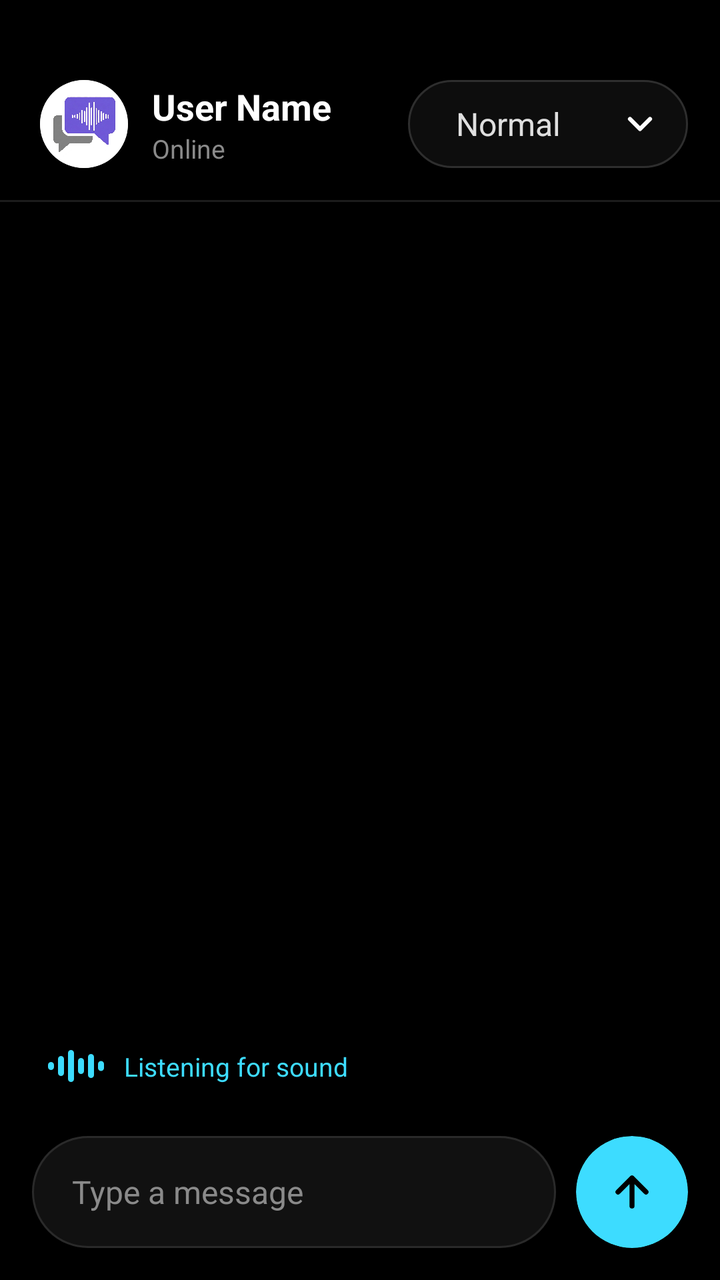
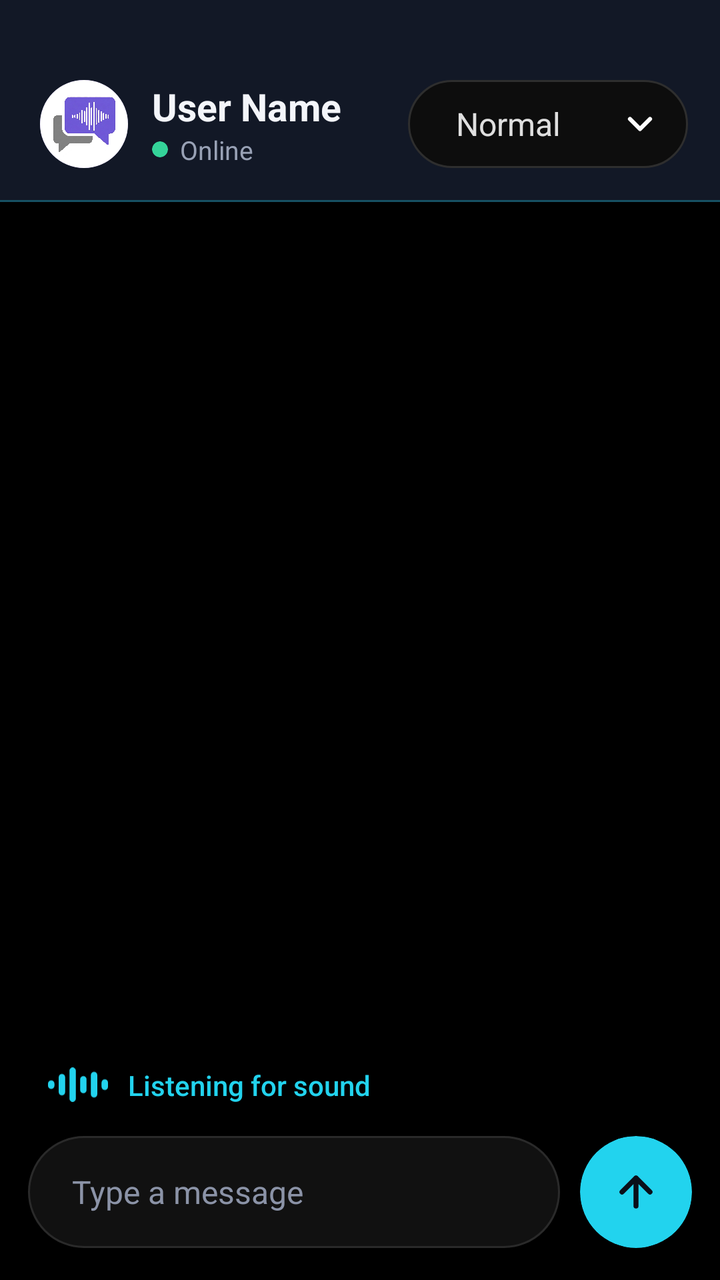

The first picture is an Android layout as it rendered before a commit; the second is the same layout after the commit. The layout source and the unified diff follow.
<!-- AndroidManifest.xml: application theme Theme.GibberChat -->
<!-- res/layout/activity_main.xml -->
<?xml version="1.0" encoding="utf-8"?>
<androidx.constraintlayout.widget.ConstraintLayout
    xmlns:android="http://schemas.android.com/apk/res/android"
    xmlns:app="http://schemas.android.com/apk/res-auto"
    xmlns:tools="http://schemas.android.com/tools"
    android:layout_width="match_parent"
    android:layout_height="match_parent"
    android:background="@drawable/bg_main_gradient">

    
    <View
        android:id="@+id/header_curve"
        android:layout_width="140dp"
        android:layout_height="44dp"
        android:layout_marginTop="40dp"
        android:layout_marginEnd="16dp"
        android:background="@drawable/bg_header_curve"
        app:layout_constraintTop_toTopOf="parent"
        app:layout_constraintEnd_toEndOf="parent" />

    
    <ImageView
        android:id="@+id/iconChevron"
        android:layout_width="20dp"
        android:layout_height="20dp"
        android:layout_marginEnd="14dp"
        android:src="@drawable/ic_chevron_down"
        android:importantForAccessibility="no"
        app:layout_constraintEnd_toEndOf="@id/header_curve"
        app:layout_constraintTop_toTopOf="@id/header_curve"
        app:layout_constraintBottom_toBottomOf="@id/header_curve" />

    
    <Spinner
        android:id="@+id/spinnerProtocol"
        android:layout_width="0dp"
        android:layout_height="0dp"
        android:theme="@android:style/ThemeOverlay.Material.Dark"
        android:entries="@array/protocol_items"
        android:background="@null"
        android:popupBackground="@drawable/bg_spinner_popup"
        android:dropDownVerticalOffset="8dp"
        android:paddingStart="16dp"
        android:paddingEnd="38dp"
        app:layout_constraintStart_toStartOf="@id/header_curve"
        app:layout_constraintEnd_toEndOf="@id/header_curve"
        app:layout_constraintTop_toTopOf="@id/header_curve"
        app:layout_constraintBottom_toBottomOf="@id/header_curve" />

    
    <androidx.cardview.widget.CardView
        android:id="@+id/cardAvatar"
        android:layout_width="44dp"
        android:layout_height="44dp"
        android:layout_marginStart="20dp"
        android:layout_marginTop="40dp"
        app:cardCornerRadius="22dp"
        app:cardElevation="0dp"
        app:cardBackgroundColor="#FFFFFF"
        app:layout_constraintStart_toStartOf="parent"
        app:layout_constraintTop_toTopOf="parent">

        <ImageView
            android:id="@+id/imgAvatar"
            android:layout_width="match_parent"
            android:layout_height="match_parent"
            android:scaleType="centerCrop"
            android:src="@drawable/app_icon" />
    </androidx.cardview.widget.CardView>

    
    <LinearLayout
        android:layout_width="0dp"
        android:layout_height="wrap_content"
        android:orientation="vertical"
        android:layout_marginStart="12dp"
        android:layout_marginEnd="8dp"
        app:layout_constraintStart_toEndOf="@id/cardAvatar"
        app:layout_constraintEnd_toStartOf="@id/header_curve"
        app:layout_constraintTop_toTopOf="@id/cardAvatar"
        app:layout_constraintBottom_toBottomOf="@id/cardAvatar">

        <EditText
            android:id="@+id/editParams"
            android:layout_width="wrap_content"
            android:layout_height="wrap_content"
            android:background="@null"
            android:text="User Name"
            android:textColor="#FFFFFF"
            android:textStyle="bold"
            android:textSize="18sp"
            android:inputType="textPersonName"
            android:maxLines="1" />

        <TextView
            android:layout_width="wrap_content"
            android:layout_height="wrap_content"
            android:text="Online"
            android:textColor="#8A8A8A"
            android:textSize="13sp" />
    </LinearLayout>

    
    <View
        android:id="@+id/divider_header"
        android:layout_width="match_parent"
        android:layout_height="1dp"
        android:layout_marginTop="16dp"
        android:background="#1C1C1C"
        app:layout_constraintTop_toBottomOf="@id/cardAvatar" />

    
    <androidx.recyclerview.widget.RecyclerView
        android:id="@+id/recyclerChat"
        android:layout_width="match_parent"
        android:layout_height="0dp"
        android:paddingStart="20dp"
        android:paddingEnd="20dp"
        android:paddingTop="16dp"
        android:clipToPadding="false"
        app:layout_constraintTop_toBottomOf="@id/divider_header"
        app:layout_constraintBottom_toTopOf="@id/layoutListening" />

    
    <TextView
        android:id="@+id/textLog"
        android:layout_width="match_parent"
        android:layout_height="wrap_content"
        android:gravity="center"
        android:textColor="#8A8A8A"
        android:textSize="10sp"
        app:layout_constraintBottom_toTopOf="@id/layoutListening" />

    
    <LinearLayout
        android:id="@+id/layoutListening"
        android:layout_width="match_parent"
        android:layout_height="wrap_content"
        android:orientation="horizontal"
        android:gravity="center_vertical"
        android:paddingStart="24dp"
        android:paddingEnd="24dp"
        android:paddingBottom="10dp"
        android:background="#000000"
        app:layout_constraintBottom_toTopOf="@id/layoutInput">

        <ImageView
            android:layout_width="28dp"
            android:layout_height="16dp"
            android:src="@drawable/ic_wave"
            android:importantForAccessibility="no" />

        <TextView
            android:layout_width="wrap_content"
            android:layout_height="wrap_content"
            android:layout_marginStart="10dp"
            android:text="Listening for sound"
            android:textColor="#3DDCFF"
            android:textSize="13sp" />
    </LinearLayout>

    
    <LinearLayout
        android:id="@+id/layoutInput"
        android:layout_width="match_parent"
        android:layout_height="wrap_content"
        android:orientation="horizontal"
        android:padding="16dp"
        android:gravity="bottom"
        android:background="#000000"
        app:layout_constraintBottom_toBottomOf="parent">

        <LinearLayout
            android:layout_width="0dp"
            android:layout_height="56dp"
            android:layout_weight="1"
            android:background="@drawable/bg_input_pill"
            android:gravity="center_vertical"
            android:paddingStart="20dp"
            android:paddingEnd="20dp">

            <EditText
                android:id="@+id/editMessage"
                android:layout_width="match_parent"
                android:layout_height="wrap_content"
                android:background="@null"
                android:hint="Type a message"
                android:textColorHint="#8A8A8A"
                android:textColor="#FFFFFF"
                android:textSize="16sp" />
        </LinearLayout>

        <Space android:layout_width="10dp" android:layout_height="wrap_content" />

        
        <androidx.cardview.widget.CardView
            android:layout_width="56dp"
            android:layout_height="56dp"
            app:cardCornerRadius="28dp"
            app:cardBackgroundColor="#3DDCFF"
            app:cardElevation="0dp">

            <ImageView
                android:id="@+id/btnSend"
                android:layout_width="match_parent"
                android:layout_height="match_parent"
                android:padding="16dp"
                android:scaleType="fitCenter"
                android:src="@drawable/ic_send_arrow"
                android:contentDescription="Send message"
                android:clickable="true"
                android:focusable="true"
                android:background="?attr/selectableItemBackground" />
        </androidx.cardview.widget.CardView>
    </LinearLayout>

</androidx.constraintlayout.widget.ConstraintLayout>
<!-- resources referenced by this layout -->
<resources>
  <string-array name="protocol_items">
          <item>Normal</item>
          <item>Fast</item>
          <item>Fastest</item>
          <item>Ultra Fast</item>
          <item>DT</item>
          <item>MT</item>
          <item>DT Fast</item>
          <item>MT Fast</item>
      </string-array>
  <!-- drawable app_icon: png bitmap (drawable, 728945 bytes) -->
  <!-- drawable bg_header_curve (drawable) -->
  <?xml version="1.0" encoding="utf-8"?>
  <shape xmlns:android="http://schemas.android.com/apk/res/android">
      <solid android:color="#0D0D0D" />
      <stroke android:width="1dp" android:color="#2E2E2E" />
      <corners android:radius="22dp" />
  </shape>
  <!-- drawable bg_input_pill (drawable) -->
  <?xml version="1.0" encoding="utf-8"?>
  <shape xmlns:android="http://schemas.android.com/apk/res/android">
      <solid android:color="#111111" />
      <stroke android:width="1dp" android:color="#2A2A2A" />
      <corners android:radius="28dp" />
  </shape>
  <!-- drawable bg_main_gradient (drawable) -->
  <?xml version="1.0" encoding="utf-8"?>
  <shape xmlns:android="http://schemas.android.com/apk/res/android"
      android:shape="rectangle">
      <solid android:color="#000000" />
  </shape>
  <!-- drawable bg_spinner_popup (drawable) -->
  <?xml version="1.0" encoding="utf-8"?>
  <shape xmlns:android="http://schemas.android.com/apk/res/android">
      <solid android:color="#121212" />
      <stroke android:width="1dp" android:color="#2E2E2E" />
      <corners android:radius="16dp" />
  </shape>
  <!-- drawable ic_chevron_down (drawable) -->
  <vector xmlns:android="http://schemas.android.com/apk/res/android"
      android:width="24dp" android:height="24dp"
      android:viewportWidth="24" android:viewportHeight="24">
      <path
          android:pathData="M6,9l6,6 6,-6"
          android:strokeColor="#FFFFFF"
          android:strokeWidth="2.5"
          android:strokeLineCap="round"
          android:strokeLineJoin="round" />
  </vector>
  <!-- drawable ic_send_arrow (drawable) -->
  <vector xmlns:android="http://schemas.android.com/apk/res/android"
      android:width="24dp" android:height="24dp"
      android:viewportWidth="24" android:viewportHeight="24">
      <path
          android:pathData="M12,19V5M5,12l7,-7 7,7"
          android:strokeColor="#000000"
          android:strokeWidth="2.5"
          android:strokeLineCap="round"
          android:strokeLineJoin="round" />
  </vector>
  <!-- drawable ic_wave (drawable) -->
  <vector xmlns:android="http://schemas.android.com/apk/res/android"
      android:width="28dp" android:height="16dp"
      android:viewportWidth="28" android:viewportHeight="16">
      <path
          android:pathData="M1.5,7.5V8.5 M6.5,4.5V11.5 M11.5,1.5V14.5 M16.5,5.5V10.5 M21.5,3.5V12.5 M26.5,7V9"
          android:strokeColor="#3DDCFF"
          android:strokeWidth="3"
          android:strokeLineCap="round" />
  </vector>
  <style name="Theme.GibberChat" parent="Theme.AppCompat.Light.NoActionBar">
          <item name="colorPrimary">@color/main_purple</item>
          <item name="colorPrimaryDark">@color/main_purple</item>
          <item name="colorAccent">@color/light_purple_bubble</item>
          
          
          <item name="android:statusBarColor">@color/white</item>
          <item name="android:windowLightStatusBar">true</item>
      </style>
  <color name="main_purple">#5E5CE6</color>
  <color name="light_purple_bubble">#7A78F0</color>
  <color name="white">#FFFFFF</color>
</resources>

<!-- the commit's change to res/layout/activity_main.xml (unified diff, before → after) -->
@@ -6,6 +6,15 @@
     android:layout_width="match_parent"
     android:layout_height="match_parent"
     android:background="@drawable/bg_main_gradient">
+
+    
+    <View
+        android:id="@+id/headerBg"
+        android:layout_width="match_parent"
+        android:layout_height="0dp"
+        android:background="#121826"
+        app:layout_constraintTop_toTopOf="parent"
+        app:layout_constraintBottom_toBottomOf="@id/divider_header" />
 
     
     <View
@@ -56,7 +65,7 @@
         android:layout_marginTop="40dp"
         app:cardCornerRadius="22dp"
         app:cardElevation="0dp"
-        app:cardBackgroundColor="#FFFFFF"
+        app:cardBackgroundColor="#8B5CF6"
         app:layout_constraintStart_toStartOf="parent"
         app:layout_constraintTop_toTopOf="parent">
 
@@ -86,18 +95,34 @@
             android:layout_height="wrap_content"
             android:background="@null"
             android:text="User Name"
-            android:textColor="#FFFFFF"
+            android:textColor="#F3F5FA"
             android:textStyle="bold"
-            android:textSize="18sp"
+            android:textSize="19sp"
             android:inputType="textPersonName"
             android:maxLines="1" />
 
-        <TextView
+        <LinearLayout
             android:layout_width="wrap_content"
             android:layout_height="wrap_content"
-            android:text="Online"
-            android:textColor="#8A8A8A"
-            android:textSize="13sp" />
+            android:orientation="horizontal"
+            android:gravity="center_vertical">
+
+            <androidx.cardview.widget.CardView
+                android:layout_width="8dp"
+                android:layout_height="8dp"
+                android:layout_marginEnd="6dp"
+                app:cardCornerRadius="4dp"
+                app:cardElevation="0dp"
+                app:cardBackgroundColor="#34D399" />
+
+            <TextView
+                android:id="@+id/textOnline"
+                android:layout_width="wrap_content"
+                android:layout_height="wrap_content"
+                android:text="Online"
+                android:textColor="#98A1B5"
+                android:textSize="13sp" />
+        </LinearLayout>
     </LinearLayout>
 
     
@@ -106,7 +131,7 @@
         android:layout_width="match_parent"
         android:layout_height="1dp"
         android:layout_marginTop="16dp"
-        android:background="#1C1C1C"
+        android:background="#4D22D3EE"
         app:layout_constraintTop_toBottomOf="@id/cardAvatar" />
 
     
@@ -114,8 +139,8 @@
         android:id="@+id/recyclerChat"
         android:layout_width="match_parent"
         android:layout_height="0dp"
-        android:paddingStart="20dp"
-        android:paddingEnd="20dp"
+        android:paddingStart="16dp"
+        android:paddingEnd="16dp"
         android:paddingTop="16dp"
         android:clipToPadding="false"
         app:layout_constraintTop_toBottomOf="@id/divider_header"
@@ -127,7 +152,7 @@
         android:layout_width="match_parent"
         android:layout_height="wrap_content"
         android:gravity="center"
-        android:textColor="#8A8A8A"
+        android:textColor="#98A1B5"
         android:textSize="10sp"
         app:layout_constraintBottom_toTopOf="@id/layoutListening" />
 
@@ -140,23 +165,27 @@
         android:gravity="center_vertical"
         android:paddingStart="24dp"
         android:paddingEnd="24dp"
-        android:paddingBottom="10dp"
-        android:background="#000000"
+        android:paddingTop="6dp"
+        android:paddingBottom="8dp"
         app:layout_constraintBottom_toTopOf="@id/layoutInput">
 
         <ImageView
-            android:layout_width="28dp"
-            android:layout_height="16dp"
+            android:id="@+id/waveIcon"
+            android:layout_width="30dp"
+            android:layout_height="18dp"
             android:src="@drawable/ic_wave"
+            app:tint="#22D3EE"
             android:importantForAccessibility="no" />
 
         <TextView
+            android:id="@+id/textStatus"
             android:layout_width="wrap_content"
             android:layout_height="wrap_content"
             android:layout_marginStart="10dp"
             android:text="Listening for sound"
-            android:textColor="#3DDCFF"
-            android:textSize="13sp" />
+            android:textColor="#22D3EE"
+            android:fontFamily="sans-serif-medium"
+            android:textSize="14sp" />
     </LinearLayout>
 
     
@@ -165,9 +194,11 @@
         android:layout_width="match_parent"
         android:layout_height="wrap_content"
         android:orientation="horizontal"
-        android:padding="16dp"
+        android:paddingStart="14dp"
+        android:paddingEnd="14dp"
+        android:paddingTop="8dp"
+        android:paddingBottom="16dp"
         android:gravity="bottom"
-        android:background="#000000"
         app:layout_constraintBottom_toBottomOf="parent">
 
         <LinearLayout
@@ -176,8 +207,8 @@
             android:layout_weight="1"
             android:background="@drawable/bg_input_pill"
             android:gravity="center_vertical"
-            android:paddingStart="20dp"
-            android:paddingEnd="20dp">
+            android:paddingStart="22dp"
+            android:paddingEnd="22dp">
 
             <EditText
                 android:id="@+id/editMessage"
@@ -185,8 +216,8 @@
                 android:layout_height="wrap_content"
                 android:background="@null"
                 android:hint="Type a message"
-                android:textColorHint="#8A8A8A"
-                android:textColor="#FFFFFF"
+                android:textColorHint="#8B93A7"
+                android:textColor="#F3F5FA"
                 android:textSize="16sp" />
         </LinearLayout>
 
@@ -194,10 +225,11 @@
 
         
         <androidx.cardview.widget.CardView
+            android:id="@+id/cardSend"
             android:layout_width="56dp"
             android:layout_height="56dp"
             app:cardCornerRadius="28dp"
-            app:cardBackgroundColor="#3DDCFF"
+            app:cardBackgroundColor="#22D3EE"
             app:cardElevation="0dp">
 
             <ImageView
@@ -207,6 +239,7 @@
                 android:padding="16dp"
                 android:scaleType="fitCenter"
                 android:src="@drawable/ic_send_arrow"
+                app:tint="#0A0F1A"
                 android:contentDescription="Send message"
                 android:clickable="true"
                 android:focusable="true"
